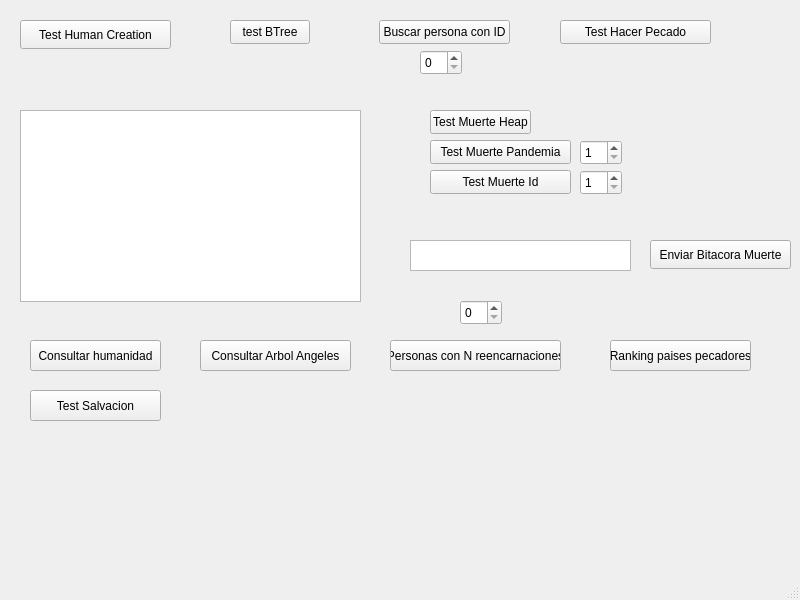
This is BienVsMal/mainwindow.ui in arty4325/IC2001-BienVsMal as Qt 5 draws it before an edit. The edited form follows.
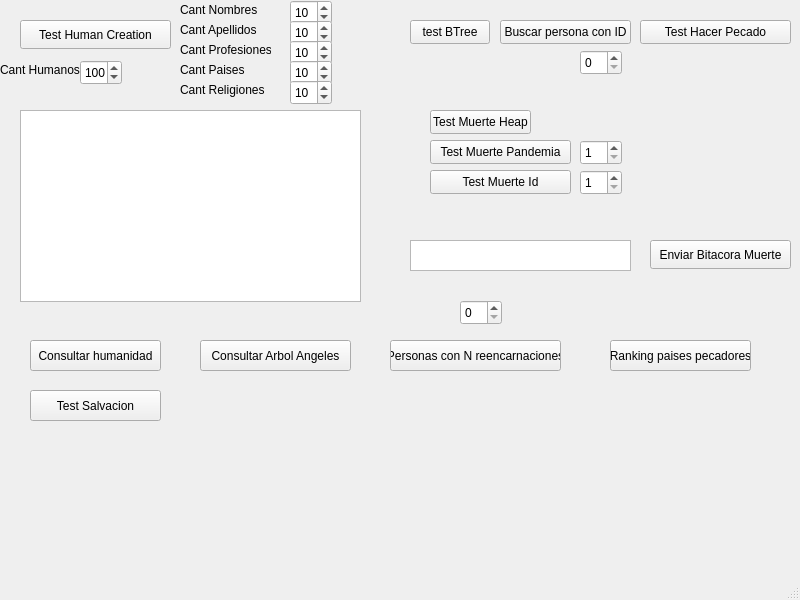
This is the edited form.

Commit message: Funcionalidades conversadas, labels y enviar personas revividas

```diff
--- a/BienVsMal/mainwindow.ui
+++ b/BienVsMal/mainwindow.ui
@@ -30,7 +30,7 @@
    <widget class="QPushButton" name="pushButton_2">
     <property name="geometry">
      <rect>
-      <x>230</x>
+      <x>410</x>
       <y>20</y>
       <width>80</width>
       <height>24</height>
@@ -43,7 +43,7 @@
    <widget class="QSpinBox" name="spinBox">
     <property name="geometry">
      <rect>
-      <x>420</x>
+      <x>580</x>
       <y>50</y>
       <width>42</width>
       <height>25</height>
@@ -56,7 +56,7 @@
    <widget class="QPushButton" name="pushButton_3">
     <property name="geometry">
      <rect>
-      <x>379</x>
+      <x>500</x>
       <y>20</y>
       <width>131</width>
       <height>24</height>
@@ -89,7 +89,7 @@
    <widget class="QPushButton" name="pushButton_4">
     <property name="geometry">
      <rect>
-      <x>560</x>
+      <x>640</x>
       <y>20</y>
       <width>151</width>
       <height>24</height>
@@ -271,6 +271,198 @@
      <string>Test Salvacion</string>
     </property>
    </widget>
+   <widget class="QLabel" name="label">
+    <property name="geometry">
+     <rect>
+      <x>180</x>
+      <y>0</y>
+      <width>91</width>
+      <height>20</height>
+     </rect>
+    </property>
+    <property name="text">
+     <string>Cant Nombres</string>
+    </property>
+   </widget>
+   <widget class="QLabel" name="label_2">
+    <property name="geometry">
+     <rect>
+      <x>180</x>
+      <y>20</y>
+      <width>91</width>
+      <height>20</height>
+     </rect>
+    </property>
+    <property name="text">
+     <string>Cant Apellidos</string>
+    </property>
+   </widget>
+   <widget class="QLabel" name="label_3">
+    <property name="geometry">
+     <rect>
+      <x>180</x>
+      <y>40</y>
+      <width>91</width>
+      <height>20</height>
+     </rect>
+    </property>
+    <property name="text">
+     <string>Cant Profesiones</string>
+    </property>
+   </widget>
+   <widget class="QLabel" name="label_4">
+    <property name="geometry">
+     <rect>
+      <x>180</x>
+      <y>60</y>
+      <width>91</width>
+      <height>20</height>
+     </rect>
+    </property>
+    <property name="text">
+     <string>Cant Paises</string>
+    </property>
+   </widget>
+   <widget class="QLabel" name="label_5">
+    <property name="geometry">
+     <rect>
+      <x>180</x>
+      <y>80</y>
+      <width>91</width>
+      <height>20</height>
+     </rect>
+    </property>
+    <property name="text">
+     <string>Cant Religiones</string>
+    </property>
+   </widget>
+   <widget class="QSpinBox" name="cantNombres">
+    <property name="geometry">
+     <rect>
+      <x>290</x>
+      <y>0</y>
+      <width>42</width>
+      <height>25</height>
+     </rect>
+    </property>
+    <property name="minimum">
+     <number>1</number>
+    </property>
+    <property name="maximum">
+     <number>1000</number>
+    </property>
+    <property name="value">
+     <number>10</number>
+    </property>
+   </widget>
+   <widget class="QSpinBox" name="cantApellidos">
+    <property name="geometry">
+     <rect>
+      <x>290</x>
+      <y>20</y>
+      <width>42</width>
+      <height>25</height>
+     </rect>
+    </property>
+    <property name="minimum">
+     <number>1</number>
+    </property>
+    <property name="maximum">
+     <number>1000</number>
+    </property>
+    <property name="value">
+     <number>10</number>
+    </property>
+   </widget>
+   <widget class="QSpinBox" name="cantProfesiones">
+    <property name="geometry">
+     <rect>
+      <x>290</x>
+      <y>40</y>
+      <width>42</width>
+      <height>25</height>
+     </rect>
+    </property>
+    <property name="minimum">
+     <number>1</number>
+    </property>
+    <property name="maximum">
+     <number>100</number>
+    </property>
+    <property name="value">
+     <number>10</number>
+    </property>
+   </widget>
+   <widget class="QSpinBox" name="cantPaises">
+    <property name="geometry">
+     <rect>
+      <x>290</x>
+      <y>60</y>
+      <width>42</width>
+      <height>25</height>
+     </rect>
+    </property>
+    <property name="minimum">
+     <number>1</number>
+    </property>
+    <property name="maximum">
+     <number>100</number>
+    </property>
+    <property name="value">
+     <number>10</number>
+    </property>
+   </widget>
+   <widget class="QSpinBox" name="cantReligiones">
+    <property name="geometry">
+     <rect>
+      <x>290</x>
+      <y>80</y>
+      <width>42</width>
+      <height>25</height>
+     </rect>
+    </property>
+    <property name="minimum">
+     <number>1</number>
+    </property>
+    <property name="maximum">
+     <number>20</number>
+    </property>
+    <property name="value">
+     <number>10</number>
+    </property>
+   </widget>
+   <widget class="QLabel" name="label_6">
+    <property name="geometry">
+     <rect>
+      <x>0</x>
+      <y>60</y>
+      <width>91</width>
+      <height>20</height>
+     </rect>
+    </property>
+    <property name="text">
+     <string>Cant Humanos</string>
+    </property>
+   </widget>
+   <widget class="QSpinBox" name="cantHumanos">
+    <property name="geometry">
+     <rect>
+      <x>80</x>
+      <y>60</y>
+      <width>42</width>
+      <height>25</height>
+     </rect>
+    </property>
+    <property name="minimum">
+     <number>1</number>
+    </property>
+    <property name="maximum">
+     <number>50000</number>
+    </property>
+    <property name="value">
+     <number>10000</number>
+    </property>
+   </widget>
   </widget>
   <widget class="QMenuBar" name="menubar">
    <property name="geometry">
```
The commit also changes 20 other files.
